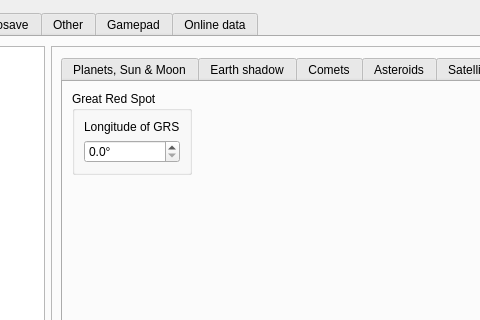
First picture: the form in csetting.ui, repository PavelMr/skytechx, before the edit; both pictures show x 177 to 657 and y 0 to 320 of the 1109 by 737 pixel window.
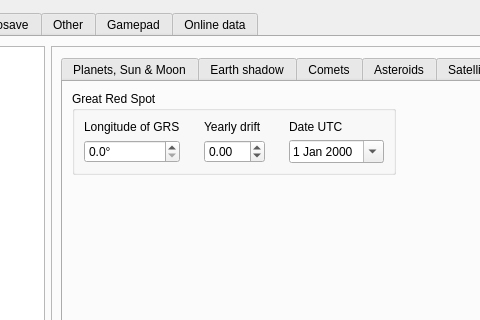
Second picture: the form after the edit. The open tabs and pages were chosen to show the change. Custom widgets are drawn as their Qt base class.

Diff of the .ui file:
```diff
--- a/csetting.ui
+++ b/csetting.ui
@@ -2705,11 +2705,17 @@
                      </property>
                      <layout class="QVBoxLayout" name="verticalLayout_38">
                       <item>
-                       <layout class="QVBoxLayout" name="verticalLayout_37">
-                        <item>
-                         <widget class="QLabel" name="label_70">
+                       <layout class="QGridLayout" name="gridLayout_11">
+                        <property name="horizontalSpacing">
+                         <number>24</number>
+                        </property>
+                        <property name="verticalSpacing">
+                         <number>6</number>
+                        </property>
+                        <item row="0" column="1">
+                         <widget class="QLabel" name="label_111">
                           <property name="text">
-                           <string>Longitude of GRS</string>
+                           <string>Yearly drift</string>
                           </property>
                          </widget>
                         </item>
@@ -2729,6 +2735,37 @@
                           </property>
                          </widget>
                         </item>
+                        <item row="0" column="0">
+                         <widget class="QLabel" name="label_70">
+                          <property name="text">
+                           <string>Longitude of GRS</string>
+                          </property>
+                         </widget>
+                        </item>
+                        <item row="1" column="1">
+                         <widget class="QDoubleSpinBox" name="doubleSpinBox_41">
+                          <property name="minimum">
+                           <double>-90.000000000000000</double>
+                          </property>
+                          <property name="maximum">
+                           <double>90.000000000000000</double>
+                          </property>
+                         </widget>
+                        </item>
+                        <item row="0" column="2">
+                         <widget class="QLabel" name="label_112">
+                          <property name="text">
+                           <string>Date UTC</string>
+                          </property>
+                         </widget>
+                        </item>
+                        <item row="1" column="2">
+                         <widget class="QDateEdit" name="dateEdit">
+                          <property name="calendarPopup">
+                           <bool>true</bool>
+                          </property>
+                         </widget>
+                        </item>
                        </layout>
                       </item>
                      </layout>
```
Left out of the diff: 6 changed lines with no effect on the pictures.
